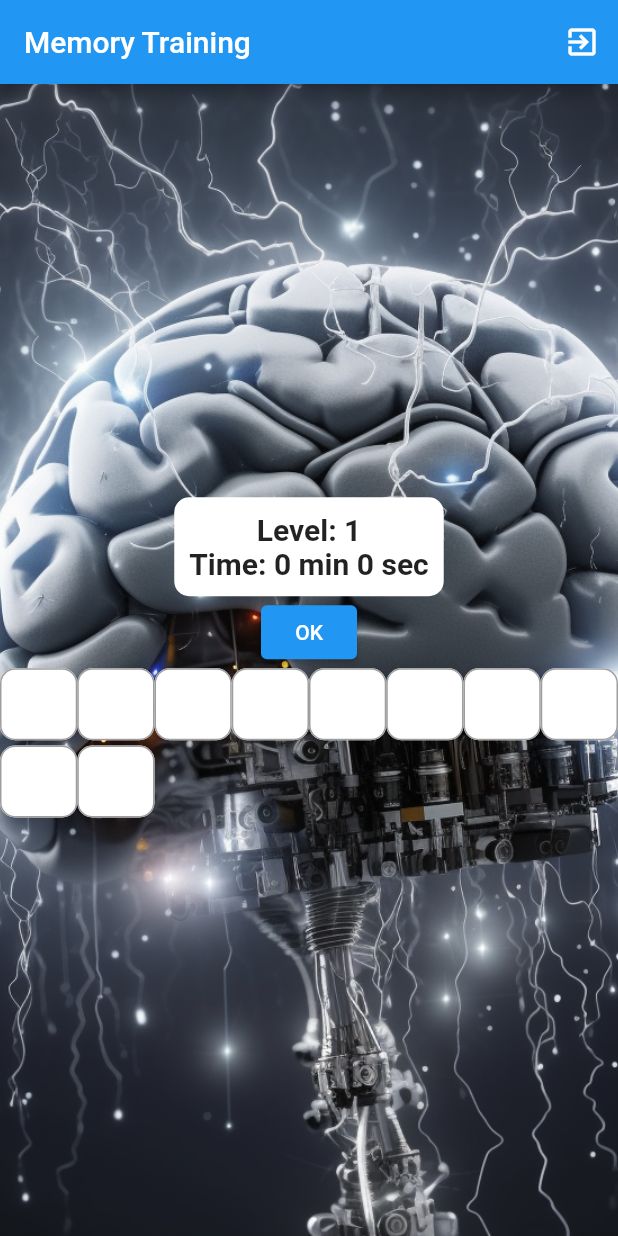
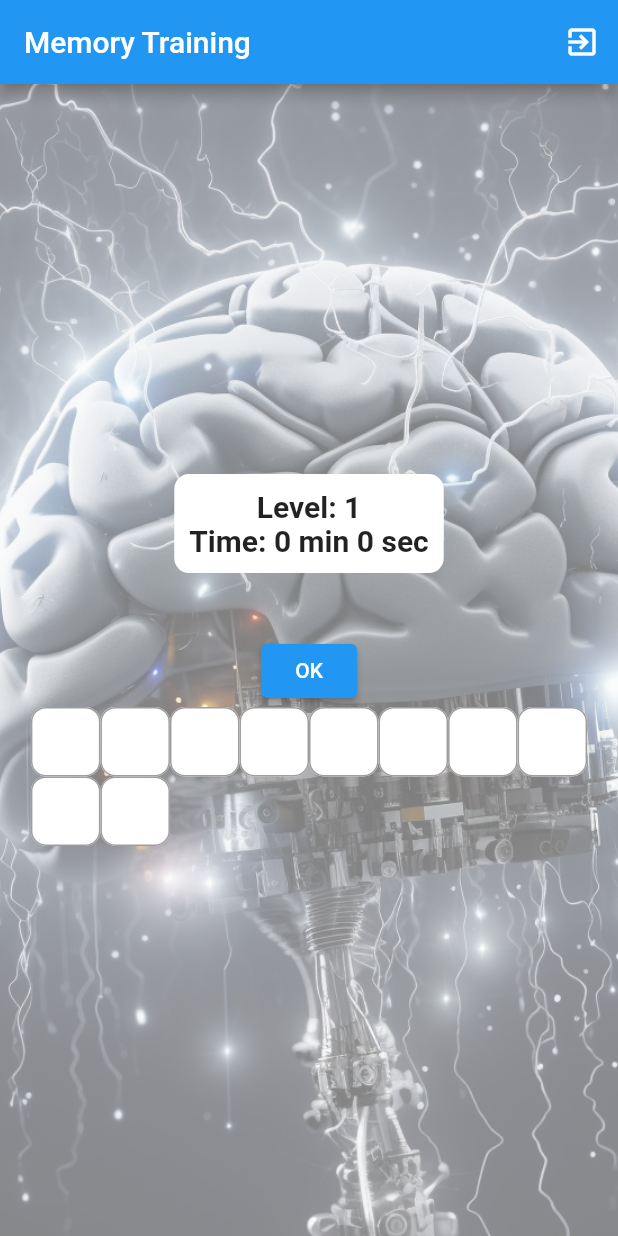
Before and after one commit to netcaster1/memorytrainer, a Flutter app: the HomePage screen opened directly, after a tap on "OK", on a phone screen of 412 x 824 dp. Run offline on Flutter 3.47's test engine with Material 2 defaults, Android fonts, the phone set to English and light mode, and no system bars; our stand-ins replace shared_preferences, vibration; accounts and stored records are empty.

Commit message:
changed Opacity in Homepage so that able to more focus on number. fixed in userinput can't scroll screen and fixed some bugs.

```diff
--- a/lib/main.dart
+++ b/lib/main.dart
@@ -4,6 +4,7 @@ import 'package:flutter/material.dart';
 import 'package:flutter/services.dart';
 import 'package:shared_preferences/shared_preferences.dart';
 import 'package:vibration/vibration.dart';
+// import 'package:auto_size_text_field/auto_size_text_field.dart';
 
 // 定义全局变量
 late LevelData levelData;
@@ -213,6 +214,7 @@ class _HomePageState extends State<HomePage> {
   bool showOriginalNumbers = true;
   int level = 1;
 
+
   @override
   void initState() {
     super.initState();
@@ -255,7 +257,9 @@ class _HomePageState extends State<HomePage> {
 
   @override
   Widget build(BuildContext context) {
-    return Scaffold(
+    return WillPopScope(
+      onWillPop: () async => false, // Disable the back button.
+      child: Scaffold(
         appBar: AppBar(
           automaticallyImplyLeading: false,
           title: const Text('Memory Training'),
@@ -270,10 +274,14 @@ class _HomePageState extends State<HomePage> {
         ),
         body: Container(
           alignment: Alignment.center,
-        decoration: const BoxDecoration(
+          decoration: BoxDecoration(
             image: DecorationImage(
-            image: AssetImage("images/brain2.png"),
+              image: const AssetImage("images/brain2.png"),
               fit: BoxFit.cover,
+               colorFilter: ColorFilter.mode(
+                Colors.black.withOpacity(0.5),
+                  BlendMode.dstATop,
+              ),
             ),
           ),
           child: SingleChildScrollView(
@@ -305,6 +313,9 @@ class _HomePageState extends State<HomePage> {
                     ],
                   ),
                 ),
+                SizedBox(
+                  height: MediaQuery.of(context).size.height * 0.05, // Or any value you want to give
+                ),
                 if (showOriginalNumbers)
                   SizedBox(
                     height: MediaQuery.of(context).size.height * 0.6,
@@ -317,7 +328,8 @@ class _HomePageState extends State<HomePage> {
                       children: originalNumbers
                           .map((number) => Container(
                               color: Colors.black.withOpacity(1),
-                            child: Text(number, style: TextStyle(color: Colors.white, fontSize: getTextSize(context)))))
+                              child:
+                                  Text(number, style: TextStyle(color: Colors.white, fontSize: getTextSize(context)))))
                           .toList(),
                     ),
                   ),
@@ -326,7 +338,9 @@ class _HomePageState extends State<HomePage> {
                   child: const Text('OK'),
                 ),
                 if (showUserInput)
-                GridView.count(
+                  Container(
+                    margin: EdgeInsets.symmetric(horizontal: MediaQuery.of(context).size.width * 0.05),
+                    child: GridView.count(
                       crossAxisCount: 8,
                       shrinkWrap: true,
                       children: List.generate(controllers.length, (index) {
@@ -368,6 +382,7 @@ class _HomePageState extends State<HomePage> {
                           ),
                           style: TextStyle(
                             backgroundColor: Colors.white,
+                            fontSize: MediaQuery.of(context).size.width * 0.04,
                             shadows: [
                               Shadow(
                                 color: Colors.grey.withOpacity(0.5),
@@ -379,7 +394,9 @@ class _HomePageState extends State<HomePage> {
                         );
                       }),
                     ),
+                  ),
               ],
+            ),
           ),
         ),
       ),
@@ -472,7 +489,9 @@ class ResultsPage extends StatelessWidget {
       });
     }
 
-    return Scaffold(
+    return WillPopScope(
+      onWillPop: () async => false,
+      child: Scaffold(
         appBar: AppBar(
           automaticallyImplyLeading: false,
           title: const Text('Results'),
@@ -558,6 +577,7 @@ class ResultsPage extends StatelessWidget {
             ),
           ),
         ),
+      ),
     );
   }
 }
--- a/pubspec.yaml
+++ b/pubspec.yaml
@@ -38,12 +38,14 @@ dependencies:
   shared_preferences: ^2.1.1
   intl: ^0.18.1
   vibration: ^1.7.7
+  auto_size_text_field: ^2.2.1
 
 
 dev_dependencies:
   flutter_test:
     sdk: flutter
   flutter_launcher_icons: "^0.13.0"
+
 
   # The "flutter_lints" package below contains a set of recommended lints to
   # encourage good coding practices. The lint set provided by the package is
```
Also changed, not shown: pubspec.lock. Lines whose indentation alone changed are shown as unchanged.
